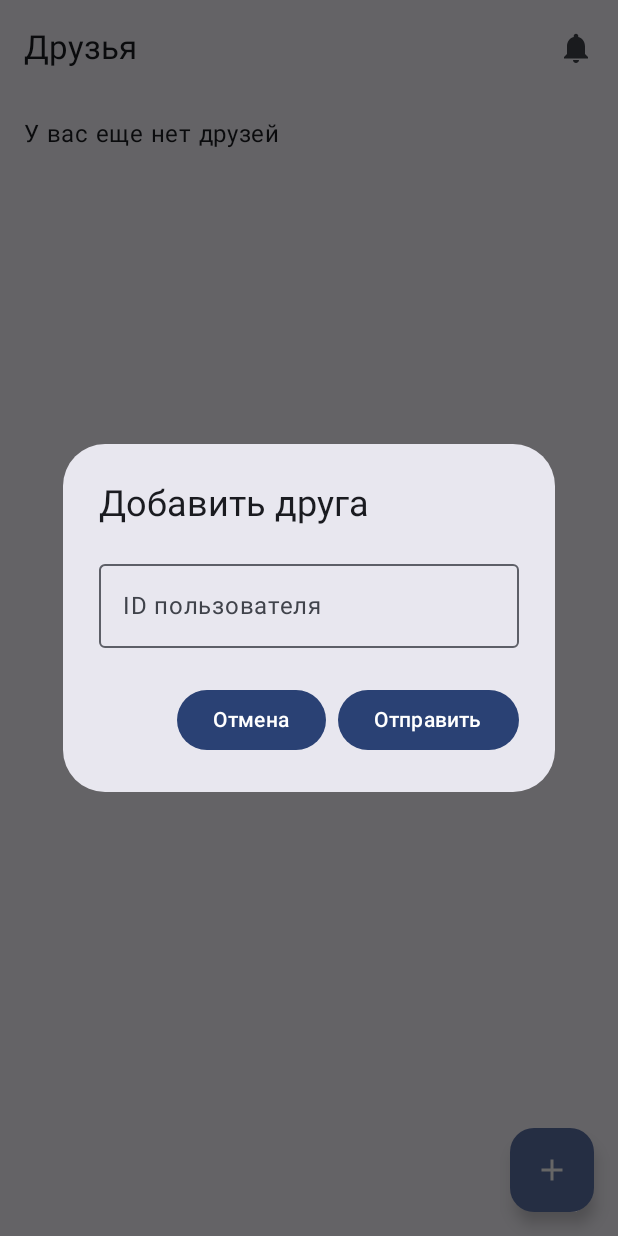
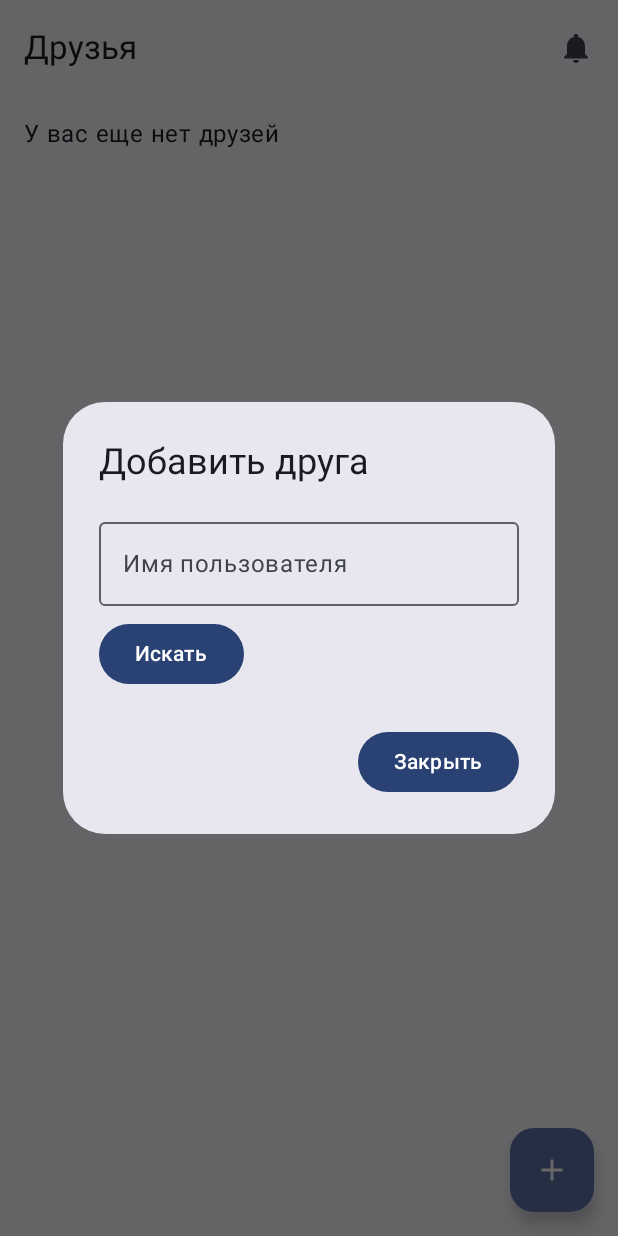
Before and after one commit to Dzitchi/BGWF, an Android app built with Jetpack Compose: the composable FriendsScreen called with empty values, after a tap on "Добавить друга", on a phone screen of 412 x 824 dp. Run offline under Robolectric (Android 15) with nearby library versions, the phone set to English and light mode, and no system bars.

Commit message:
added search users

```diff
--- a/app/build.gradle.kts
+++ b/app/build.gradle.kts
@@ -74,6 +74,8 @@ dependencies {
 
     implementation ("com.google.accompanist:accompanist-flowlayout:0.32.0")
 
+    implementation("androidx.compose.material:material-icons-extended:1.5.0")
+
     testImplementation(libs.junit)
     androidTestImplementation(libs.androidx.junit)
     androidTestImplementation(libs.androidx.espresso.core)
--- a/app/src/main/java/com/example/bgwf/api/ApiService.kt
+++ b/app/src/main/java/com/example/bgwf/api/ApiService.kt
@@ -64,4 +64,7 @@ interface ApiService {
 
     @GET("/friends/requests")
     suspend fun getFriendRequests(@Header("Authorization") token: String): Response<List<FriendRequestResponse>>
+
+    @GET("/users/search")
+    suspend fun searchUsers(@Query("query") query: String): List<UserResponse>
 }
--- a/app/src/main/java/com/example/bgwf/ui/FriendsScreen.kt
+++ b/app/src/main/java/com/example/bgwf/ui/FriendsScreen.kt
@@ -15,11 +15,13 @@ import androidx.compose.material.icons.filled.Check
 import androidx.compose.material.icons.filled.Close
 import androidx.compose.material.icons.filled.Add
 import androidx.compose.material.icons.filled.Notifications
+import androidx.compose.material.icons.filled.PersonAdd
 import kotlinx.coroutines.launch
 
 import com.example.bgwf.api.RetrofitClient
 import com.example.bgwf.model.FriendResponse
 import com.example.bgwf.model.FriendRequestResponse
+import com.example.bgwf.model.UserResponse
 
 @OptIn(ExperimentalMaterial3Api::class)
 @Composable
@@ -29,7 +31,8 @@ fun FriendsScreen(accessToken: String) {
     var friendRequests by remember { mutableStateOf<List<FriendRequestResponse>>(emptyList()) }
     var showRequestsDialog by remember { mutableStateOf(false) }
     var showAddFriendDialog by remember { mutableStateOf(false) }
-    var friendId by remember { mutableStateOf("") }
+    var searchQuery by remember { mutableStateOf("") }
+    var searchResults by remember { mutableStateOf<List<UserResponse>>(emptyList()) }
 
     LaunchedEffect(Unit) {
         scope.launch {
@@ -146,24 +149,45 @@ fun FriendsScreen(accessToken: String) {
             title = { Text("Добавить друга") },
             text = {
                 Column {
-                    OutlinedTextField(value = friendId, onValueChange = { friendId = it }, label = { Text("ID пользователя") })
+                    OutlinedTextField(
+                        value = searchQuery,
+                        onValueChange = { searchQuery = it },
+                        label = { Text("Имя пользователя") }
+                    )
+                    Spacer(modifier = Modifier.height(8.dp))
+                    Button(onClick = {
+                        scope.launch {
+                            try {
+                                searchResults = RetrofitClient.apiService.searchUsers(searchQuery)
+                            } catch (e: Exception) {
+                                Log.e("API_ERROR", "Ошибка поиска пользователей", e)
+                            }
+                        }
+                    }) {
+                        Text("Искать")
+                    }
+                    LazyColumn {
+                        items(searchResults) { user ->
+                            Row(
+                                modifier = Modifier.fillMaxWidth().padding(8.dp),
+                                horizontalArrangement = Arrangement.SpaceBetween
+                            ) {
+                                Text(user.username)
+                                IconButton(onClick = {
+                                    scope.launch {
+                                        RetrofitClient.apiService.sendFriendRequest(user.id, "Bearer $accessToken")
+                                    }
+                                }) {
+                                    Icon(Icons.Default.PersonAdd, contentDescription = "Добавить друга")
+                                }
+                            }
+                        }
+                    }
                 }
             },
             confirmButton = {
-                Button(onClick = {
-                    scope.launch {
-                        if (friendId.isNotEmpty()) {
-                            RetrofitClient.apiService.sendFriendRequest(friendId.toInt(), "Bearer $accessToken")
-                            showAddFriendDialog = false
-                        }
-                    }
-                }) {
-                    Text("Отправить")
-                }
-            },
-            dismissButton = {
                 Button(onClick = { showAddFriendDialog = false }) {
-                    Text("Отмена")
+                    Text("Закрыть")
                 }
             }
         )
```
